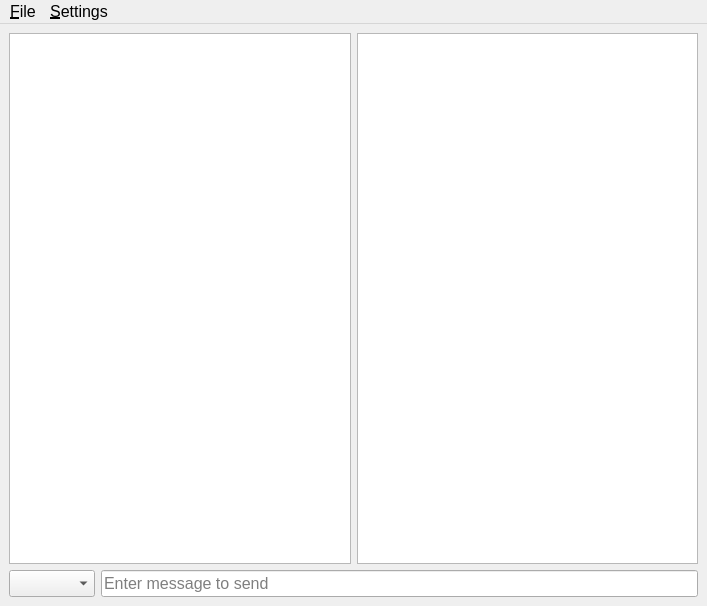
First picture: the form in frontend/ui_files/mainwindow.ui, repository alessacher/htl-tk-chat, before the edit.
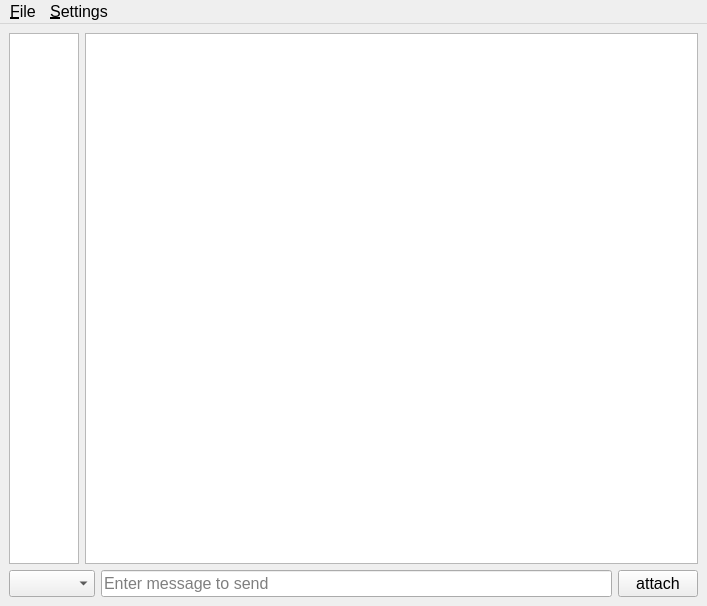
Second picture: the form after the edit. Icons and pictures are not drawn.

```diff
--- a/frontend/ui_files/mainwindow.ui
+++ b/frontend/ui_files/mainwindow.ui
@@ -75,10 +75,47 @@
         </property>
        </widget>
       </item>
+      <item>
+       <widget class="QPushButton" name="addFileButton">
+        <property name="text">
+         <string>attach</string>
+        </property>
+        <property name="checkable">
+         <bool>false</bool>
+        </property>
+        <property name="checked">
+         <bool>false</bool>
+        </property>
+       </widget>
+      </item>
      </layout>
     </item>
     <item row="0" column="1">
      <widget class="QListWidget" name="msgList">
+      <property name="sizeAdjustPolicy">
+       <enum>QAbstractScrollArea::AdjustToContents</enum>
+      </property>
+      <property name="autoScrollMargin">
+       <number>0</number>
+      </property>
+      <property name="editTriggers">
+       <set>QAbstractItemView::NoEditTriggers</set>
+      </property>
+      <property name="dragDropMode">
+       <enum>QAbstractItemView::NoDragDrop</enum>
+      </property>
+      <property name="defaultDropAction">
+       <enum>Qt::CopyAction</enum>
+      </property>
+      <property name="selectionMode">
+       <enum>QAbstractItemView::NoSelection</enum>
+      </property>
+      <property name="verticalScrollMode">
+       <enum>QAbstractItemView::ScrollPerPixel</enum>
+      </property>
+      <property name="horizontalScrollMode">
+       <enum>QAbstractItemView::ScrollPerPixel</enum>
+      </property>
       <property name="isWrapping" stdset="0">
        <bool>false</bool>
       </property>
@@ -89,6 +126,12 @@
     </item>
     <item row="0" column="0">
      <widget class="QTableWidget" name="chatList">
+      <property name="sizePolicy">
+       <sizepolicy hsizetype="Minimum" vsizetype="Expanding">
+        <horstretch>0</horstretch>
+        <verstretch>0</verstretch>
+       </sizepolicy>
+      </property>
       <property name="sizeAdjustPolicy">
        <enum>QAbstractScrollArea::AdjustToContents</enum>
       </property>
```
Left out of the diff: 3 changed lines with no effect on the pictures.
